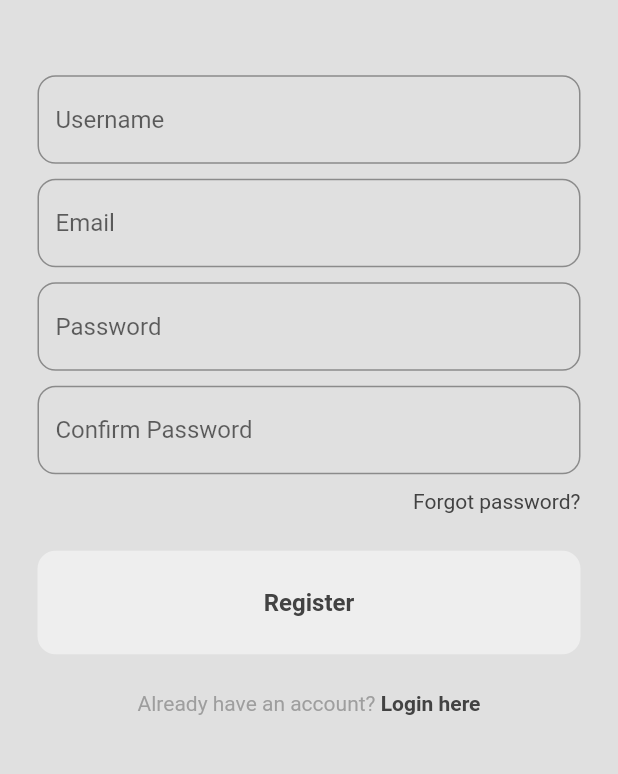
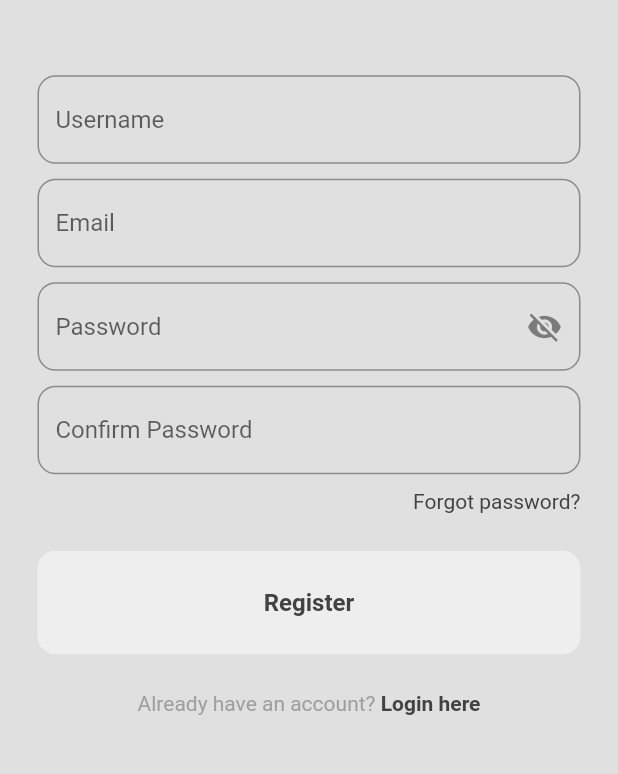
Before and after one commit to Wences69/minimal, a Flutter app: the screen it shows after launch, after a tap on "Register here", on a phone screen of 412 x 824 dp, the part 356-1130 px from its top. Run offline on Flutter 3.47's test engine with Material 2 defaults, Android fonts, the light colour scheme and no system bars.

Commit message:
Ojito que deja ver la contraseña

```diff
--- a/lib/CustomWidgets/CustomTextField.dart
+++ b/lib/CustomWidgets/CustomTextField.dart
@@ -4,12 +4,14 @@ class CustomTextField extends StatelessWidget {
   final String sHint;
   final bool blIsPasswd;
   final TextEditingController tecControler;
+  final IconButton? iconButton;
 
   const CustomTextField({
     super.key,
     required this.sHint,
     required this.blIsPasswd,
     required this.tecControler,
+    this.iconButton
   });
 
   @override
@@ -17,14 +19,13 @@ class CustomTextField extends StatelessWidget {
     return TextField(
       controller: tecControler,
       decoration: InputDecoration(
-        border: OutlineInputBorder(
-          borderRadius: BorderRadius.circular(12)
-        ),
-        hintText: sHint,
+          border: OutlineInputBorder(
+              borderRadius: BorderRadius.circular(12)
+          ),
+          hintText: sHint,
+          suffixIcon: iconButton
       ),
       obscureText: blIsPasswd,
     );
   }
-
-
 }
--- a/lib/OnBoarding/LoginView.dart
+++ b/lib/OnBoarding/LoginView.dart
@@ -2,17 +2,25 @@ import 'package:flutter/material.dart';
 import 'package:minimal/CustomWidgets/CustomButton.dart';
 import 'package:minimal/CustomWidgets/CustomTextField.dart';
 
-class LoginView extends StatelessWidget {
+class LoginView extends StatefulWidget {
   final void Function()? onTap;
 
-  LoginView({super.key, required this.onTap});
+  LoginView({Key? key, required this.onTap}) : super(key: key);
 
+  @override
+  _LoginViewState createState() => _LoginViewState();
+}
+
+class _LoginViewState extends State<LoginView> {
   // text controllers
-  final TextEditingController tecEmail=TextEditingController();
-  final TextEditingController tecPasswd=TextEditingController();
+  final TextEditingController tecEmail = TextEditingController();
+  final TextEditingController tecPasswd = TextEditingController();
+
+  // password visibility
+  bool isPasswordVisible = false;
 
   // login method
-  void login(){}
+  void login() {}
 
   @override
   Widget build(BuildContext context) {
@@ -36,25 +44,33 @@ class LoginView extends StatelessWidget {
 
                 // app name
                 Text(
-                    "M I N I M A L", style: TextStyle(fontSize: 20),
+                  "M I N I M A L",
+                  style: TextStyle(fontSize: 20),
                 ),
 
                 const SizedBox(height: 50),
 
                 // email textfield
                 CustomTextField(
-                    sHint: "Email",
-                    blIsPasswd: false,
-                    tecControler: tecEmail
-                ),
+                    sHint: "Email", blIsPasswd: false, tecControler: tecEmail),
 
                 const SizedBox(height: 10),
 
                 // password textfield
                 CustomTextField(
-                    sHint: "Password",
-                    blIsPasswd: true,
-                    tecControler: tecPasswd
+                  sHint: "Password",
+                  blIsPasswd: !isPasswordVisible,
+                  tecControler: tecPasswd,
+                  iconButton: IconButton(
+                    icon: Icon(isPasswordVisible
+                        ? Icons.visibility
+                        : Icons.visibility_off),
+                    onPressed: () {
+                      setState(() {
+                        isPasswordVisible = !isPasswordVisible;
+                      });
+                    },
+                  ),
                 ),
 
                 const SizedBox(height: 10),
@@ -70,10 +86,7 @@ class LoginView extends StatelessWidget {
                 const SizedBox(height: 25),
 
                 // sign in button
-                CustomButton(
-                    sText: "Login",
-                    onTap: login
-                ),
+                CustomButton(sText: "Login", onTap: login),
 
                 const SizedBox(height: 25),
 
@@ -84,14 +97,12 @@ class LoginView extends StatelessWidget {
                     Text(
                         "Don't have an account?",
                         style: TextStyle(
-                            color: Theme.of(context).colorScheme.inversePrimary)
-                    ),
+                            color: Theme.of(context).colorScheme.inversePrimary)),
                     GestureDetector(
-                      onTap: onTap,
+                      onTap: widget.onTap,
                       child: Text(
                         " Register here",
-                        style: TextStyle(
-                            fontWeight: FontWeight.bold),
+                        style: TextStyle(fontWeight: FontWeight.bold),
                       ),
                     )
                   ],
--- a/lib/OnBoarding/RegisterView.dart
+++ b/lib/OnBoarding/RegisterView.dart
@@ -2,19 +2,27 @@ import 'package:flutter/material.dart';
 import 'package:minimal/CustomWidgets/CustomButton.dart';
 import 'package:minimal/CustomWidgets/CustomTextField.dart';
 
-class RegisterView extends StatelessWidget {
+class RegisterView extends StatefulWidget {
   final void Function()? onTap;
 
-  RegisterView({super.key, required this.onTap});
+  RegisterView({Key? key, required this.onTap});
 
+  @override
+  _RegisterViewState createState() => _RegisterViewState();
+}
+
+class _RegisterViewState extends State<RegisterView> {
   // text controllers
-  final TextEditingController tecUsername=TextEditingController();
-  final TextEditingController tecEmail=TextEditingController();
-  final TextEditingController tecPasswd=TextEditingController();
-  final TextEditingController tecConfirmPasswd=TextEditingController();
+  final TextEditingController tecUsername = TextEditingController();
+  final TextEditingController tecEmail = TextEditingController();
+  final TextEditingController tecPasswd = TextEditingController();
+  final TextEditingController tecConfirmPasswd = TextEditingController();
+
+  // password visibility
+  bool isPasswordVisible = false;
 
   // register method
-  void register(){}
+  void register() {}
 
   @override
   Widget build(BuildContext context) {
@@ -38,7 +46,8 @@ class RegisterView extends StatelessWidget {
 
                 // app name
                 Text(
-                  "M I N I M A L", style: TextStyle(fontSize: 20),
+                  "M I N I M A L",
+                  style: TextStyle(fontSize: 20),
                 ),
 
                 const SizedBox(height: 50),
@@ -47,7 +56,7 @@ class RegisterView extends StatelessWidget {
                 CustomTextField(
                   sHint: "Username",
                   blIsPasswd: false,
-                    tecControler: tecUsername
+                  tecControler: tecUsername,
                 ),
 
                 const SizedBox(height: 10),
@@ -56,7 +65,7 @@ class RegisterView extends StatelessWidget {
                 CustomTextField(
                   sHint: "Email",
                   blIsPasswd: false,
-                    tecControler: tecEmail
+                  tecControler: tecEmail,
                 ),
 
                 const SizedBox(height: 10),
@@ -64,8 +73,20 @@ class RegisterView extends StatelessWidget {
                 // password textfield
                 CustomTextField(
                   sHint: "Password",
-                    blIsPasswd: true,
-                    tecControler: tecPasswd
+                  blIsPasswd: !isPasswordVisible,
+                  tecControler: tecPasswd,
+                  iconButton: IconButton(
+                    icon: Icon(
+                      isPasswordVisible
+                          ? Icons.visibility
+                          : Icons.visibility_off,
+                    ),
+                    onPressed: () {
+                      setState(() {
+                        isPasswordVisible = !isPasswordVisible;
+                      });
+                    },
+                  ),
                 ),
 
                 const SizedBox(height: 10),
@@ -74,7 +95,7 @@ class RegisterView extends StatelessWidget {
                 CustomTextField(
                   sHint: "Confirm Password",
                   blIsPasswd: true,
-                    tecControler: tecConfirmPasswd
+                  tecControler: tecConfirmPasswd,
                 ),
 
                 const SizedBox(height: 10),
@@ -90,10 +111,7 @@ class RegisterView extends StatelessWidget {
                 const SizedBox(height: 25),
 
                 // register button
-                CustomButton(
-                    sText: "Register",
-                    onTap: register
-                ),
+                CustomButton(sText: "Register", onTap: register),
 
                 const SizedBox(height: 25),
 
@@ -104,14 +122,15 @@ class RegisterView extends StatelessWidget {
                     Text(
                       "Already have an account?",
                       style: TextStyle(
-                            color: Theme.of(context).colorScheme.inversePrimary)
+                        color:
+                        Theme.of(context).colorScheme.inversePrimary,
+                      ),
                     ),
                     GestureDetector(
-                      onTap: onTap,
+                      onTap: widget.onTap,
                       child: Text(
                         " Login here",
-                        style: TextStyle(
-                            fontWeight: FontWeight.bold),
+                        style: TextStyle(fontWeight: FontWeight.bold),
                       ),
                     )
                   ],
```
Lines whose indentation alone changed are shown as unchanged.
